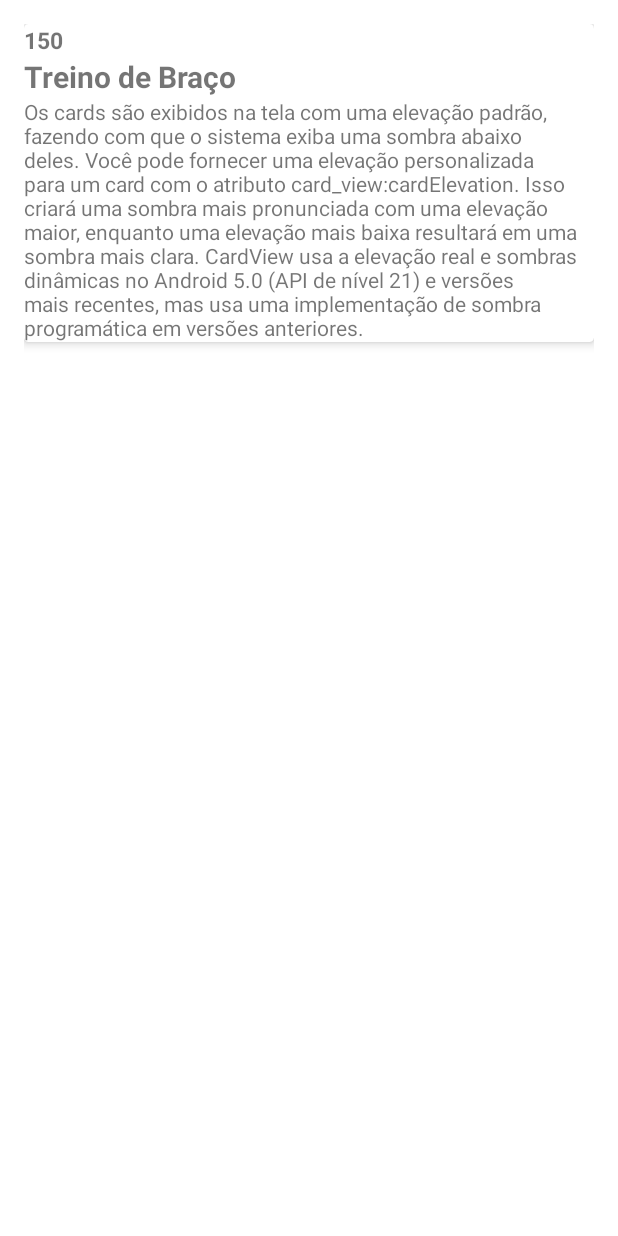
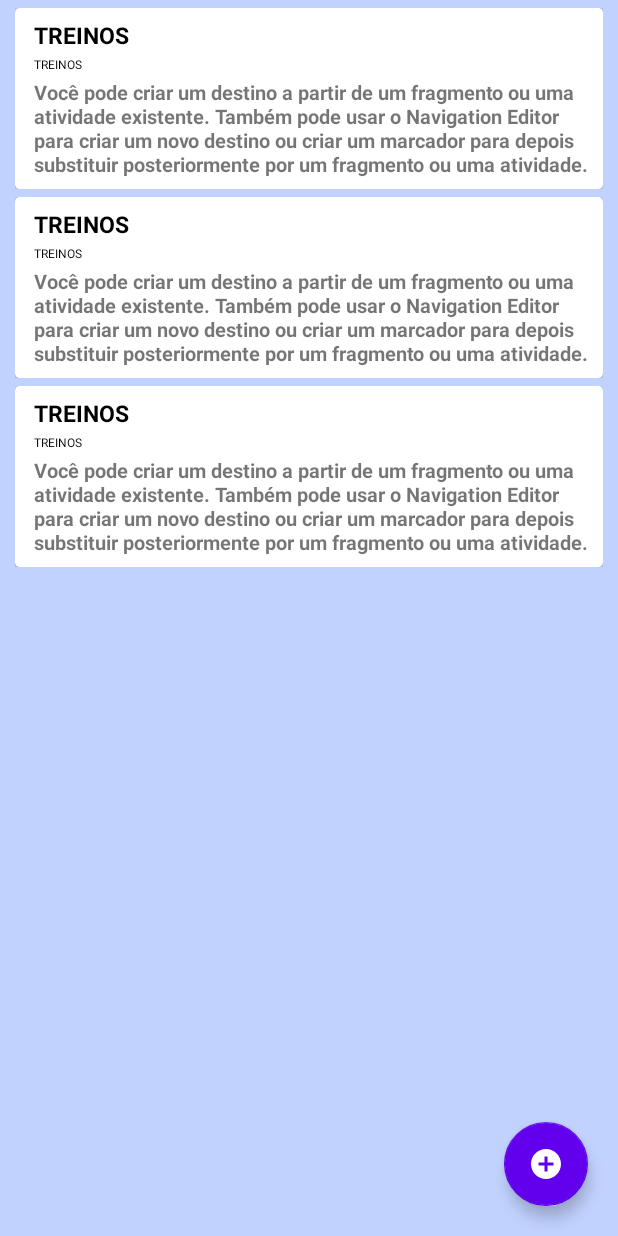
Before and after one commit to PauloCeami/LealAppTrenosAcademy, an Android app: the layout fragment_list_treinos.xml on its own in the app's theme, with its tools: preview values and no code run, on a phone screen of 412 x 824 dp. Run offline under Robolectric (Android 15) with nearby library versions, the phone set to English and light mode, and no system bars.

Commit message:
iniciar o form de cadastro de treinos a lista ja esta pronta

```diff
--- /dev/null
+++ b/app/src/main/res/drawable/ic_add.xml
@@ -0,0 +1,6 @@
+<vector android:height="24dp" android:tint="#FFFFFF"
+    android:viewportHeight="24" android:viewportWidth="24"
+    android:width="24dp" xmlns:android="http://schemas.android.com/apk/res/android">
+    <path android:fillColor="@android:color/white"
+        android:pathData="M12,2C6.48,2 2,6.48 2,12s4.48,10 10,10 10,-4.48 10,-10S17.52,2 12,2zM17,13h-4v4h-2v-4L7,13v-2h4L11,7h2v4h4v2z"/>
+</vector>
--- a/app/src/main/res/layout/fragment_list_treinos.xml
+++ b/app/src/main/res/layout/fragment_list_treinos.xml
@@ -1,13 +1,24 @@
-<?xml version="1.0" encoding="utf-8"?>
-<androidx.appcompat.widget.LinearLayoutCompat xmlns:android="http://schemas.android.com/apk/res/android"
+<FrameLayout xmlns:android="http://schemas.android.com/apk/res/android"
+    xmlns:app="http://schemas.android.com/apk/res-auto"
     xmlns:tools="http://schemas.android.com/tools"
     android:layout_width="match_parent"
     android:layout_height="match_parent"
-    android:orientation="vertical">
+    android:background="#482962FF">
 
     <androidx.recyclerview.widget.RecyclerView
         android:id="@+id/recycler_view_treinos"
         android:layout_width="match_parent"
-        android:layout_height="match_parent"
+        android:layout_height="wrap_content"
         tools:listitem="@layout/treinos_item" />
-</androidx.appcompat.widget.LinearLayoutCompat>
+
+    <com.google.android.material.floatingactionbutton.FloatingActionButton
+        android:id="@+id/fab"
+        android:layout_width="wrap_content"
+        android:layout_height="wrap_content"
+        android:layout_gravity="bottom|right"
+        android:layout_marginRight="20dp"
+        android:layout_marginBottom="20dp"
+        app:backgroundTint="@color/design_default_color_primary"
+        android:src="@drawable/ic_add"
+        app:fabSize="auto" />
+</FrameLayout>
--- a/app/src/main/res/layout/treinos_item.xml
+++ b/app/src/main/res/layout/treinos_item.xml
@@ -1,9 +1,12 @@
 <?xml version="1.0" encoding="utf-8"?>
-<androidx.appcompat.widget.LinearLayoutCompat xmlns:android="http://schemas.android.com/apk/res/android"
+<LinearLayout xmlns:android="http://schemas.android.com/apk/res/android"
     xmlns:app="http://schemas.android.com/apk/res-auto"
     android:layout_width="match_parent"
-    android:layout_height="match_parent"
-    android:layout_margin="16dp">
+    android:layout_height="wrap_content"
+    android:layout_marginLeft="10dp"
+    android:layout_marginTop="5dp"
+    android:layout_marginRight="10dp"
+    android:orientation="vertical">
 
     <androidx.cardview.widget.CardView
         android:layout_width="match_parent"
@@ -11,36 +14,49 @@
         app:cardCornerRadius="3dp"
         app:cardElevation="4dp">
 
-        <androidx.appcompat.widget.LinearLayoutCompat
+        <LinearLayout
             android:layout_width="match_parent"
             android:layout_height="wrap_content"
-            android:orientation="vertical">
+            android:orientation="horizontal"
+            android:padding="7dp">
 
-            <TextView
-                android:id="@+id/txv_id"
+            <LinearLayout
                 android:layout_width="match_parent"
                 android:layout_height="wrap_content"
-                android:text="150"
-                android:textSize="15sp"
-                android:textStyle="bold" />
+                android:layout_gravity="center"
+                android:gravity="center"
+                android:orientation="vertical"
+                android:paddingLeft="5dp">
 
                 <TextView
                     android:id="@+id/txv_nome"
                     android:layout_width="match_parent"
                     android:layout_height="wrap_content"
-                android:text="Treino de Braço"
-                android:textSize="20sp"
+                    android:layout_marginBottom="3dp"
+                    android:text="Treinos"
+                    android:textAllCaps="true"
+                    android:textColor="#000000"
+                    android:textSize="15sp"
                     android:textStyle="bold" />
+
+                <TextView
+                    android:id="@+id/txv_data"
+                    android:layout_width="match_parent"
+                    android:layout_height="wrap_content"
+                    android:layout_marginBottom="3dp"
+                    android:text="Treinos"
+                    android:textAllCaps="true"
+                    android:textColor="#000000"
+                    android:textSize="8sp" />
 
                 <TextView
                     android:id="@+id/txv_descricao"
                     android:layout_width="match_parent"
                     android:layout_height="wrap_content"
-                android:text="Os cards são exibidos na tela com uma elevação padrão, fazendo com que o sistema exiba uma sombra abaixo deles. Você pode fornecer uma elevação personalizada para um card com o atributo card_view:cardElevation. Isso criará uma sombra mais pronunciada com uma elevação maior, enquanto uma elevação mais baixa resultará em uma sombra mais clara. CardView usa a elevação real e sombras dinâmicas no Android 5.0 (API de nível 21) e versões mais recentes, mas usa uma implementação de sombra programática em versões anteriores." />
-
-
-        </androidx.appcompat.widget.LinearLayoutCompat>
-
+                    android:text="Você pode criar um destino a partir de um fragmento ou uma atividade existente. Também pode usar o Navigation Editor para criar um novo destino ou criar um marcador para depois substituir posteriormente por um fragmento ou uma atividade."
+                    android:textSize="13sp"
+                    android:textStyle="bold" />
+            </LinearLayout>
+        </LinearLayout>
     </androidx.cardview.widget.CardView>
-
-</androidx.appcompat.widget.LinearLayoutCompat>
+</LinearLayout>
--- a/app/src/main/res/values/colors.xml
+++ b/app/src/main/res/values/colors.xml
@@ -5,6 +5,6 @@
     <color name="purple_700">#FF3700B3</color>
     <color name="teal_200">#2962FF</color>
     <color name="teal_700">#6B304FFE</color>
-    <color name="black">#FF000000</color>
+    <color name="black">#ffffff</color>
     <color name="white">#FFFFFFFF</color>
 </resources>
--- a/app/src/main/res/values/strings.xml
+++ b/app/src/main/res/values/strings.xml
@@ -1,3 +1,5 @@
 <resources>
     <string name="app_name">LealApp Treinos Academy - MVVM</string>
+    <!-- TODO: Remove or change this placeholder text -->
+    <string name="hello_blank_fragment">Hello blank fragment</string>
 </resources>
--- a/app/src/main/res/values/themes.xml
+++ b/app/src/main/res/values/themes.xml
@@ -13,4 +13,6 @@
         <item name="android:statusBarColor" tools:targetApi="l">?attr/colorPrimaryVariant</item>
         <!-- Customize your theme here. -->
     </style>
+
+
 </resources>
```
Also changed, not shown: app/src/main/java/br/com/pauloceami/treinosacademy/lealapp/Adapters/TreinosAdapter.java (added, +68 -0 lines), app/src/main/java/br/com/pauloceami/treinosacademy/lealapp/Utils/RecyclerItemClickListener.java (added, +60 -0 lines), app/src/main/java/br/com/pauloceami/treinosacademy/lealapp/model/Treino.java (+21 -11 lines), app/src/main/java/br/com/pauloceami/treinosacademy/lealapp/model/TreinoRepository.java (+0 -23 lines), app/src/main/java/br/com/pauloceami/treinosacademy/lealapp/views/AddTreinoFragment.java (added, +32 -0 lines), app/src/main/java/br/com/pauloceami/treinosacademy/lealapp/views/ListTreinosFragment.java (+62 -1 lines), app/src/main/java/br/com/pauloceami/treinosacademy/lealapp/views/LoggedFragment.java (+11 -0 lines), app/src/main/res/layout/fragment_add_treino.xml (added, +14 -0 lines), app/src/main/res/layout/fragment_logged.xml (+8 -0 lines), app/src/main/res/navigation/nav_graph.xml (+17 -0 lines). Lines whose indentation alone changed are shown as unchanged.
